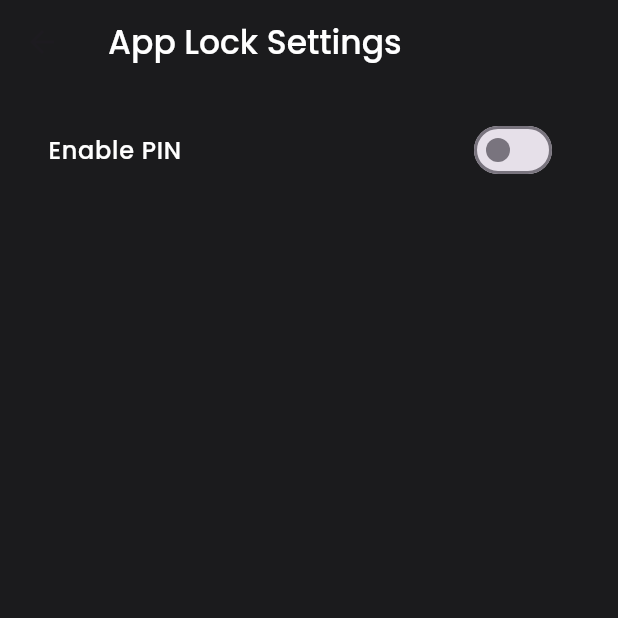
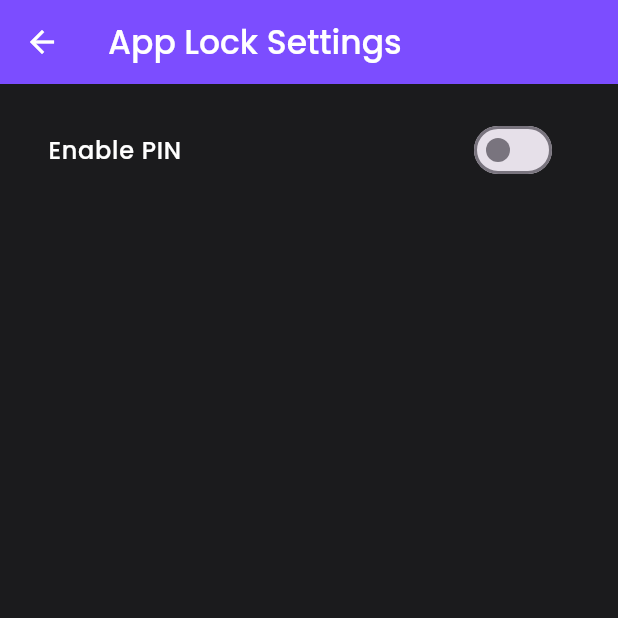
Before and after one commit to sudheera2003/financialApp, a Flutter app: the AppLockSettings screen opened directly, on a phone screen of 412 x 824 dp, the top half of it. Run offline on Flutter 3.47's test engine with Material 3 defaults, Android fonts, the phone set to English and light mode, and no system bars; our stand-ins replace cloud_firestore, firebase_auth, firebase_core, fl_chart, get, google_sign_in and 7 more; missing offline and left inert: mailer; accounts and stored records are empty.

Commit message:
theme color update

```diff
--- a/lib/accounts/account.dart
+++ b/lib/accounts/account.dart
@@ -33,14 +33,14 @@ class _AccountState extends State<Account> {
   @override
   Widget build(BuildContext context) {
     return Scaffold(
-      backgroundColor:const Color.fromARGB(255, 49, 50, 56),
+      backgroundColor:const Color.fromARGB(255, 27, 27, 29),
       appBar: AppBar(
         title: Text('Accounts', style: TextStyle(color: Colors.white)),
         centerTitle: true,
-        backgroundColor: const Color.fromARGB(255, 49, 50, 56),
+        backgroundColor: const Color.fromARGB(255, 27, 27, 29),
       ),
       body: Container(
-        color: const Color.fromARGB(255, 49, 50, 56),
+        color: const Color.fromARGB(255, 27, 27, 29),
         child: Stack(
           children: [
             Column(
--- a/lib/app_lock/app_lock_settings.dart
+++ b/lib/app_lock/app_lock_settings.dart
@@ -132,8 +132,9 @@ class _AppLockSettingsState extends State<AppLockSettings> {
     return Scaffold(
       backgroundColor: const Color.fromARGB(255, 27, 27, 29),
       appBar: AppBar(
+        iconTheme: IconThemeData(color: const Color.fromARGB(255, 255, 255, 255),),
         title: const Text('App Lock Settings', style: TextStyle(color: Colors.white)),
-        backgroundColor: const Color.fromARGB(255, 27, 27, 29),
+        backgroundColor: const Color(0xFF7C4DFF),
       ),
       body: Padding(
         padding: const EdgeInsets.all(16.0),
@@ -143,14 +144,14 @@ class _AppLockSettingsState extends State<AppLockSettings> {
               title: const Text('Enable PIN', style: TextStyle(color: Colors.white)),
               value: _isPinEnabled,
               onChanged: _togglePin,
-              activeColor: Colors.blue,
+              activeColor: const Color(0xFF7C4DFF),
             ),
             if (_isBiometricAvailable)
               SwitchListTile(
                 title: const Text('Enable Biometric', style: TextStyle(color: Colors.white)),
                 value: _isBiometricEnabled,
                 onChanged: _toggleBiometric,
-                activeColor: Colors.blue,
+                activeColor: const Color(0xFF7C4DFF),
               ),
             if (_isPinEnabled)
               ListTile(
--- a/lib/app_lock/change_pin_screen.dart
+++ b/lib/app_lock/change_pin_screen.dart
@@ -121,7 +121,7 @@ class _ChangePinScreenState extends State<ChangePinScreen> {
                 height: 20,
                 decoration: BoxDecoration(
                   shape: BoxShape.circle,
-                  color: index < _displayPin.length ? Colors.blue : Colors.grey,
+                  color: index < _displayPin.length ? Color(0xFF7C4DFF) : Colors.grey,
                 ),
               );
             }),
--- a/lib/app_lock/enter_pin_screen.dart
+++ b/lib/app_lock/enter_pin_screen.dart
@@ -72,7 +72,7 @@ class _EnterPinScreenState extends State<EnterPinScreen> {
                 height: 20,
                 decoration: BoxDecoration(
                   shape: BoxShape.circle,
-                  color: index < _enteredPin.length ? Colors.blue : Colors.grey,
+                  color: index < _enteredPin.length ? Color(0xFF7C4DFF) : Colors.grey,
                 ),
               );
             }),
@@ -103,7 +103,7 @@ class _EnterPinScreenState extends State<EnterPinScreen> {
                 );
               }
             },
-            child: const Text('Use Biometric Instead', style: TextStyle(color: Colors.blue)),
+            child: const Text('Use Biometric Instead', style: TextStyle(color: Color(0xFF7C4DFF))),
           ),
         ],
       ),
--- a/lib/app_lock/set_pin_screen.dart
+++ b/lib/app_lock/set_pin_screen.dart
@@ -77,7 +77,7 @@ class _SetPinScreenState extends State<SetPinScreen> {
                 height: 20,
                 decoration: BoxDecoration(
                   shape: BoxShape.circle,
-                  color: index < _enteredPin.length ? Colors.blue : Colors.grey,
+                  color: index < _enteredPin.length ? Color(0xFF7C4DFF) : Colors.grey,
                 ),
               );
             }),
--- a/lib/pages/currency_screen.dart
+++ b/lib/pages/currency_screen.dart
@@ -75,9 +75,9 @@ class _CurrencyScreenState extends State<CurrencyScreen> {
   @override
   Widget build(BuildContext context) {
     return Scaffold(
-      backgroundColor: const Color.fromARGB(255, 49, 50, 56),
+      backgroundColor: const Color.fromARGB(255, 27, 27, 29),
       appBar: AppBar(
-        backgroundColor: Color(0xFF7C4DFF),
+        backgroundColor: const Color(0xFF7C4DFF),
         elevation: 0,
         foregroundColor: Colors.white,
         title: const Text("Currency Converter"),
--- a/lib/stats/budget.dart
+++ b/lib/stats/budget.dart
@@ -135,7 +135,7 @@ class _BudgetState extends State<Budget> {
     final transactionType = _selectedTabIndex == 0 ? "Income" : "Expenses";
 
     return Scaffold(
-      backgroundColor: const Color.fromARGB(255, 49, 50, 56),
+      backgroundColor: const Color.fromARGB(255, 27, 27, 29),
       body: SingleChildScrollView(
         child: Padding(
           padding: const EdgeInsets.all(16.0),
--- a/lib/stats/custom_appbar.dart
+++ b/lib/stats/custom_appbar.dart
@@ -41,7 +41,7 @@ class CustomAppBar extends StatelessWidget implements PreferredSizeWidget {
   @override
   Widget build(BuildContext context) {
     return AppBar(
-      backgroundColor: const Color.fromARGB(255, 49, 50, 56),
+      backgroundColor: const Color.fromARGB(255, 27, 27, 29),
       title: Row(
         children: [
           _buildNavButton(context, 'Stats', 0),
--- a/lib/stats/stats.dart
+++ b/lib/stats/stats.dart
@@ -164,14 +164,14 @@ class _StatsState extends State<Stats> with SingleTickerProviderStateMixin {
       builder: (BuildContext context, Widget? child) {
         return Theme(
           data: ThemeData.dark().copyWith(
-            dialogBackgroundColor: const Color.fromARGB(255, 49, 50, 56),
+            dialogBackgroundColor: const Color.fromARGB(255, 27, 27, 29),
             textTheme: TextTheme(
               bodyMedium: TextStyle(color: Colors.white),
             ),
             colorScheme: ColorScheme.dark(
               primary: Colors.red,
               onPrimary: Colors.white,
-              surface: const Color.fromARGB(255, 49, 50, 56),
+              surface: const Color.fromARGB(255, 27, 27, 29),
               onSurface: Colors.white,
             ),
             textButtonTheme: TextButtonThemeData(
@@ -205,7 +205,7 @@ class _StatsState extends State<Stats> with SingleTickerProviderStateMixin {
   @override
   Widget build(BuildContext context) {
     return Scaffold(
-      backgroundColor: const Color.fromARGB(255, 49, 50, 56),
+      backgroundColor: const Color.fromARGB(255, 27, 27, 29),
       appBar: CustomAppBar(
         selectedPeriod: selectedPeriod,
         selectedMonth: _selectedMonth,
```
Also changed, not shown: lib/app_lock/app_lock_gate.dart (+4 -4 lines), lib/stats/budget_setting.dart (+5 -4 lines), pubspec.lock, 1 other file.
